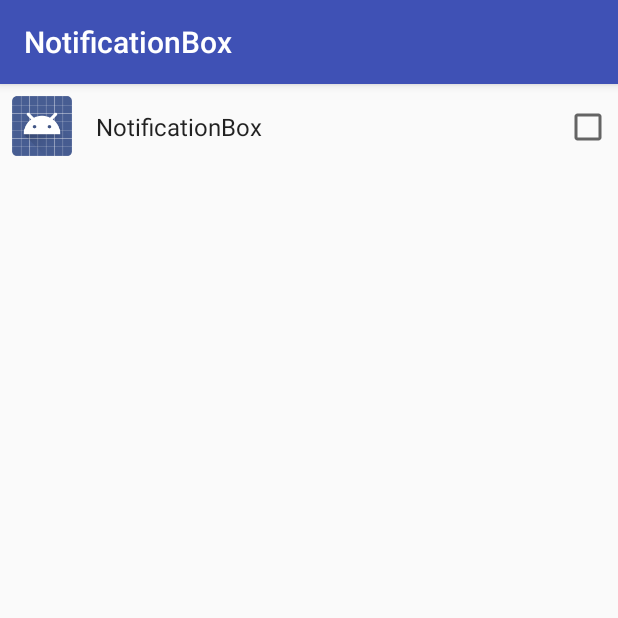
After one commit to hatboysam/NotificationBox, an Android app: the AppSelectionActivity screen opened directly, with no data from a screen before it, on a phone screen of 412 x 824 dp, the top half of it. The commit adds this screen. Run offline under Robolectric (Android 15) with nearby library versions, the phone set to English and light mode, and no system bars.

Commit message:
App selection activity ... most code I ever wrote in one go that worked!

```diff
--- a/app/build.gradle
+++ b/app/build.gradle
@@ -29,6 +29,8 @@ dependencies {
     compile 'com.android.support:support-compat:27.0.2'
     compile 'com.android.support:design:27.0.2'
 
+    compile 'com.google.android.gms:play-services-tasks:11.8.0'
+
     compile "android.arch.lifecycle:extensions:1.1.0"
 
 }
--- /dev/null
+++ b/app/src/main/java/com/habosa/notificationbox/AppSelectionActivity.java
@@ -0,0 +1,72 @@
+package com.habosa.notificationbox;
+
+import android.arch.lifecycle.Observer;
+import android.arch.lifecycle.ViewModelProviders;
+import android.os.Bundle;
+import android.support.annotation.Nullable;
+import android.support.v7.app.AppCompatActivity;
+import android.support.v7.widget.LinearLayoutManager;
+import android.support.v7.widget.RecyclerView;
+import android.util.Log;
+
+import com.habosa.notificationbox.adapter.AppAdapter;
+import com.habosa.notificationbox.model.AppDisplayInfo;
+import com.habosa.notificationbox.util.Resource;
+import com.habosa.notificationbox.viewmodel.AppSelectionActivityViewModel;
+
+import java.util.List;
+
+/**
+ * Activity for selecting which apps to monitor.
+ */
+public class AppSelectionActivity extends AppCompatActivity {
+
+    private static final String TAG = "AppSelectionActivity";
+
+    private AppSelectionActivityViewModel mViewModel;
+
+    private RecyclerView mAppRecycler;
+    private AppAdapter mAppAdapter = new AppAdapter();
+
+    @Override
+    protected void onCreate(Bundle savedInstanceState) {
+        super.onCreate(savedInstanceState);
+        setContentView(R.layout.activity_app_selection);
+
+        mViewModel = ViewModelProviders.of(this).get(AppSelectionActivityViewModel.class);
+
+        mAppRecycler = findViewById(R.id.recycler_app);
+        mAppRecycler.setLayoutManager(new LinearLayoutManager(this));
+        mAppRecycler.setAdapter(mAppAdapter);
+
+        mViewModel.getApps().observe(this, new Observer<Resource<List<AppDisplayInfo>>>() {
+            @Override
+            public void onChanged(@Nullable Resource<List<AppDisplayInfo>> listResource) {
+                onApps(listResource);
+            }
+        });
+
+        mViewModel.startLoadApps();
+    }
+
+    private void onApps(@Nullable Resource<List<AppDisplayInfo>> listResource) {
+        if (listResource == null) {
+            Log.w(TAG, "listResource == null");
+            return;
+        }
+
+        switch (listResource.getState()) {
+            case LOADING:
+                // TODO
+                break;
+            case FAILURE:
+                // TODO
+                break;
+            case SUCCESS:
+                mAppAdapter.setApps(listResource.getResult());
+                break;
+        }
+    }
+
+
+}
--- a/app/src/main/java/com/habosa/notificationbox/MainActivity.java
+++ b/app/src/main/java/com/habosa/notificationbox/MainActivity.java
@@ -11,7 +11,10 @@ import android.support.v7.app.AppCompatActivity;
 import android.support.v7.widget.LinearLayoutManager;
 import android.support.v7.widget.RecyclerView;
 import android.util.Log;
+import android.view.Menu;
+import android.view.MenuItem;
 
+import com.habosa.notificationbox.adapter.NotificationAdapter;
 import com.habosa.notificationbox.viewmodel.MainActivityViewModel;
 
 import java.util.List;
@@ -70,6 +73,23 @@ public class MainActivity extends AppCompatActivity {
         mViewModel.requestNotifications();
     }
 
+    @Override
+    public boolean onCreateOptionsMenu(Menu menu) {
+        getMenuInflater().inflate(R.menu.menu_main, menu);
+        return super.onCreateOptionsMenu(menu);
+    }
+
+    @Override
+    public boolean onOptionsItemSelected(MenuItem item) {
+        switch (item.getItemId()) {
+            case R.id.menu_select_apps:
+                startActivity(new Intent(this, AppSelectionActivity.class));
+                return true;
+        }
+
+        return super.onOptionsItemSelected(item);
+    }
+
     private synchronized void onNotifications(List<StatusBarNotification> notifications) {
         Log.d(TAG, "onNotifications: " + notifications.size());
 
--- /dev/null
+++ b/app/src/main/java/com/habosa/notificationbox/adapter/AppAdapter.java
@@ -0,0 +1,76 @@
+package com.habosa.notificationbox.adapter;
+
+import android.support.v7.widget.RecyclerView;
+import android.view.LayoutInflater;
+import android.view.View;
+import android.view.ViewGroup;
+import android.widget.CheckBox;
+import android.widget.ImageView;
+import android.widget.TextView;
+
+import com.habosa.notificationbox.R;
+import com.habosa.notificationbox.model.AppDisplayInfo;
+
+import java.util.List;
+
+/**
+ * RecyclerView adapter for {@link com.habosa.notificationbox.AppSelectionActivity}.
+ */
+public class AppAdapter extends RecyclerView.Adapter<AppAdapter.ViewHolder> {
+
+    private List<AppDisplayInfo> mInfos;
+
+    public AppAdapter() {
+    }
+
+    @Override
+    public ViewHolder onCreateViewHolder(ViewGroup parent, int viewType) {
+        View view = LayoutInflater.from(parent.getContext())
+                .inflate(R.layout.item_app, parent, false);
+
+        return new ViewHolder(view);
+    }
+
+    @Override
+    public void onBindViewHolder(ViewHolder holder, int position) {
+        AppDisplayInfo info = mInfos.get(position);
+        holder.bind(info);
+    }
+
+    @Override
+    public int getItemCount() {
+        if (mInfos == null) {
+            return 0;
+        }
+
+        return mInfos.size();
+    }
+
+    public void setApps(List<AppDisplayInfo> infos) {
+        mInfos = infos;
+        notifyDataSetChanged();
+    }
+
+    public static class ViewHolder extends RecyclerView.ViewHolder {
+
+        private ImageView mIconView;
+        private TextView mTitleView;
+        private CheckBox mCheckBox;
+
+        public ViewHolder(View itemView) {
+            super(itemView);
+
+            mIconView = itemView.findViewById(R.id.item_app_icon);
+            mTitleView = itemView.findViewById(R.id.item_app_title);
+            mCheckBox = itemView.findViewById(R.id.item_app_checkbox);
+
+            // TODO: Checked change listener?
+        }
+
+        public void bind(AppDisplayInfo info) {
+            // TODO: Does this need to be done on a bg thread?
+            mTitleView.setText(info.title);
+            mIconView.setImageDrawable(info.icon);
+        }
+    }
+}
--- a/app/src/main/java/com/habosa/notificationbox/NotificationAdapter.java
+++ b/app/src/main/java/com/habosa/notificationbox/adapter/NotificationAdapter.java
@@ -1,4 +1,4 @@
-package com.habosa.notificationbox;
+package com.habosa.notificationbox.adapter;
 
 import android.app.Notification;
 import android.app.PendingIntent;
@@ -16,6 +16,8 @@ import android.view.ViewGroup;
 import android.widget.ImageView;
 import android.widget.TextView;
 
+import com.habosa.notificationbox.R;
+
 import java.util.ArrayList;
 import java.util.List;
 import java.util.concurrent.TimeUnit;
@@ -23,7 +25,6 @@ import java.util.concurrent.TimeUnit;
 /**
  * Created by samstern on 1/15/18.
  */
-
 public class NotificationAdapter extends RecyclerView.Adapter<NotificationAdapter.ViewHolder> {
 
     private static final String TAG = "NotificationAdapter";
--- /dev/null
+++ b/app/src/main/java/com/habosa/notificationbox/model/AppDisplayInfo.java
@@ -0,0 +1,18 @@
+package com.habosa.notificationbox.model;
+
+import android.graphics.drawable.Drawable;
+
+/**
+ * Created by samstern on 2/11/18.
+ */
+public class AppDisplayInfo {
+
+    public final String title;
+    public final Drawable icon;
+
+    public AppDisplayInfo(String title, Drawable icon) {
+        this.title = title;
+        this.icon = icon;
+    }
+
+}
--- /dev/null
+++ b/app/src/main/java/com/habosa/notificationbox/util/BackgroundUtils.java
@@ -0,0 +1,15 @@
+package com.habosa.notificationbox.util;
+
+import java.util.concurrent.LinkedBlockingDeque;
+import java.util.concurrent.ThreadPoolExecutor;
+import java.util.concurrent.TimeUnit;
+
+/**
+ * Utilities for background wor.
+ */
+public class BackgroundUtils {
+
+    public static final ThreadPoolExecutor EXECUTOR = new ThreadPoolExecutor(2, 4,
+            60, TimeUnit.SECONDS, new LinkedBlockingDeque<Runnable>());
+
+}
--- /dev/null
+++ b/app/src/main/java/com/habosa/notificationbox/util/Resource.java
@@ -0,0 +1,49 @@
+package com.habosa.notificationbox.util;
+
+/**
+ * Created by samstern on 2/11/18.
+ */
+public class Resource<T> {
+
+    public enum State {
+        LOADING,
+        SUCCESS,
+        FAILURE
+    }
+
+    private final State mState;
+    private final T mResult;
+    private final Exception mException;
+
+    public static <T> Resource<T> forSuccess(T result) {
+        return new Resource<>(State.SUCCESS, result, null);
+    }
+
+    public static <T> Resource<T> forLoading() {
+        return new Resource<>(State.LOADING, null, null);
+    }
+
+    public static <T> Resource<T> forFailure(Exception e) {
+        return new Resource<>(State.FAILURE, null, e);
+    }
+
+    Resource(State state, T result, Exception e) {
+        mState = state;
+        mResult = result;
+        mException = e;
+    }
+
+
+    public State getState() {
+        return mState;
+    }
+
+    public T getResult() {
+        return mResult;
+    }
+
+    public Exception getException() {
+        return mException;
+    }
+
+}
--- /dev/null
+++ b/app/src/main/java/com/habosa/notificationbox/viewmodel/AppSelectionActivityViewModel.java
@@ -0,0 +1,64 @@
+package com.habosa.notificationbox.viewmodel;
+
+import android.app.Application;
+import android.arch.lifecycle.AndroidViewModel;
+import android.arch.lifecycle.LiveData;
+import android.arch.lifecycle.MutableLiveData;
+import android.content.pm.ApplicationInfo;
+import android.content.pm.PackageManager;
+import android.graphics.drawable.Drawable;
+import android.support.annotation.NonNull;
+
+import com.habosa.notificationbox.model.AppDisplayInfo;
+import com.habosa.notificationbox.util.BackgroundUtils;
+import com.habosa.notificationbox.util.Resource;
+
+import java.util.ArrayList;
+import java.util.List;
+
+/**
+ * ViewModel for {@link com.habosa.notificationbox.AppSelectionActivity}.
+ */
+public class AppSelectionActivityViewModel extends AndroidViewModel {
+
+    private PackageManager mPackageManager;
+
+    private MutableLiveData<Resource<List<AppDisplayInfo>>> mAppsLiveData = new MutableLiveData<>();
+
+    public AppSelectionActivityViewModel(@NonNull Application application) {
+        super(application);
+
+        mPackageManager = application.getPackageManager();
+    }
+
+    public void startLoadApps() {
+        mAppsLiveData.setValue(Resource.<List<AppDisplayInfo>>forLoading());
+
+        BackgroundUtils.EXECUTOR.execute(new Runnable() {
+            @Override
+            public void run() {
+                List<ApplicationInfo> infos = mPackageManager.getInstalledApplications(0);
+                if (infos == null) {
+                    mAppsLiveData.postValue(Resource.<List<AppDisplayInfo>>forFailure(new Exception("Load failed.")));
+                    return;
+                }
+
+                List<AppDisplayInfo> displayInfos = new ArrayList<>();
+                for (ApplicationInfo info : infos) {
+                    String title = mPackageManager.getApplicationLabel(info).toString();
+                    Drawable icon = mPackageManager.getApplicationIcon(info);
+
+                    displayInfos.add(new AppDisplayInfo(title, icon));
+                }
+
+                mAppsLiveData.postValue(Resource.forSuccess(displayInfos));
+            }
+        });
+    }
+
+    public LiveData<Resource<List<AppDisplayInfo>>> getApps() {
+        return mAppsLiveData;
+    }
+
+
+}
--- /dev/null
+++ b/app/src/main/res/layout/activity_app_selection.xml
@@ -0,0 +1,15 @@
+<?xml version="1.0" encoding="utf-8"?>
+<android.support.constraint.ConstraintLayout xmlns:android="http://schemas.android.com/apk/res/android"
+    xmlns:app="http://schemas.android.com/apk/res-auto"
+    xmlns:tools="http://schemas.android.com/tools"
+    android:layout_width="match_parent"
+    android:layout_height="match_parent"
+    tools:context="com.habosa.notificationbox.AppSelectionActivity">
+
+    <android.support.v7.widget.RecyclerView
+        android:id="@+id/recycler_app"
+        android:layout_width="match_parent"
+        android:layout_height="wrap_content"
+        tools:listitem="@layout/item_app" />
+
+</android.support.constraint.ConstraintLayout>
--- /dev/null
+++ b/app/src/main/res/layout/item_app.xml
@@ -0,0 +1,44 @@
+<?xml version="1.0" encoding="utf-8"?>
+<android.support.constraint.ConstraintLayout xmlns:android="http://schemas.android.com/apk/res/android"
+    xmlns:app="http://schemas.android.com/apk/res-auto"
+    android:layout_width="match_parent"
+    android:layout_height="wrap_content"
+    xmlns:tools="http://schemas.android.com/tools">
+
+    <ImageView
+        android:id="@+id/item_app_icon"
+        android:layout_width="40dp"
+        android:layout_height="40dp"
+        android:layout_marginStart="8dp"
+        android:layout_marginTop="8dp"
+        app:layout_constraintStart_toStartOf="parent"
+        app:layout_constraintTop_toTopOf="parent"
+        tools:src="@mipmap/ic_launcher" />
+
+    <TextView
+        android:id="@+id/item_app_title"
+        android:layout_width="wrap_content"
+        android:layout_height="wrap_content"
+        android:layout_marginBottom="8dp"
+        android:layout_marginEnd="8dp"
+        android:layout_marginStart="16dp"
+        android:layout_marginTop="8dp"
+        android:textAppearance="@style/TextAppearance.AppCompat"
+        android:textSize="16sp"
+        app:layout_constraintBottom_toBottomOf="@+id/item_app_icon"
+        app:layout_constraintEnd_toStartOf="@+id/item_app_checkbox"
+        app:layout_constraintHorizontal_bias="0.0"
+        app:layout_constraintStart_toEndOf="@+id/item_app_icon"
+        app:layout_constraintTop_toTopOf="@+id/item_app_icon"
+        tools:text="My App Title" />
+
+    <CheckBox
+        android:id="@+id/item_app_checkbox"
+        android:layout_width="wrap_content"
+        android:layout_height="wrap_content"
+        android:layout_marginEnd="4dp"
+        app:layout_constraintBottom_toBottomOf="@+id/item_app_title"
+        app:layout_constraintEnd_toEndOf="parent"
+        app:layout_constraintTop_toTopOf="@+id/item_app_title" />
+
+</android.support.constraint.ConstraintLayout>
--- a/app/src/main/res/layout/item_notification.xml
+++ b/app/src/main/res/layout/item_notification.xml
@@ -62,7 +62,7 @@
         android:layout_marginEnd="8dp"
         android:layout_marginStart="8dp"
         android:ellipsize="end"
-        android:maxLines="1"
+        android:maxLines="2"
         app:layout_constraintEnd_toEndOf="parent"
         app:layout_constraintStart_toStartOf="@+id/notification_text_title"
         app:layout_constraintTop_toBottomOf="@+id/notification_text_title"
--- /dev/null
+++ b/app/src/main/res/menu/menu_main.xml
@@ -0,0 +1,10 @@
+<?xml version="1.0" encoding="utf-8"?>
+<menu xmlns:android="http://schemas.android.com/apk/res/android"
+    xmlns:app="http://schemas.android.com/apk/res-auto">
+
+    <item
+        android:id="@+id/menu_select_apps"
+        android:title="@string/select_apps"
+        app:showAsAction="never" />
+
+</menu>
--- a/app/src/main/res/values/strings.xml
+++ b/app/src/main/res/values/strings.xml
@@ -1,4 +1,5 @@
 <resources>
     <string name="app_name">NotificationBox</string>
     <string name="divider_bullet">•</string>
+    <string name="select_apps">Select Apps</string>
 </resources>
```
Also changed, not shown: app/src/main/AndroidManifest.xml (+6 -4 lines).
